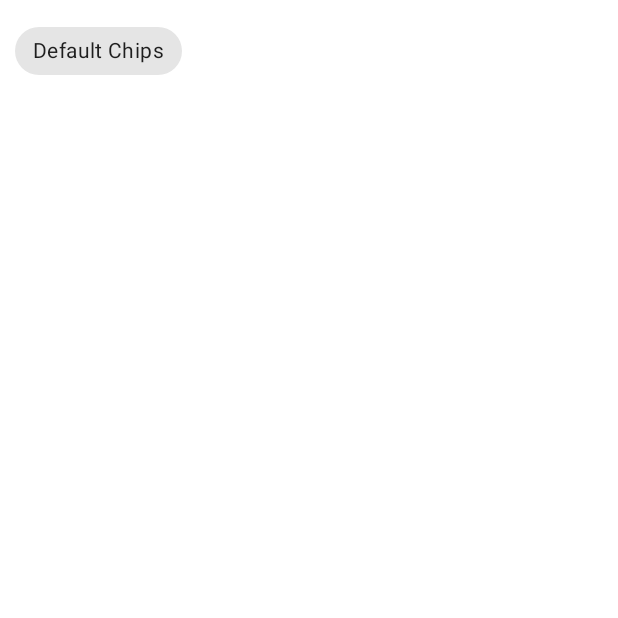
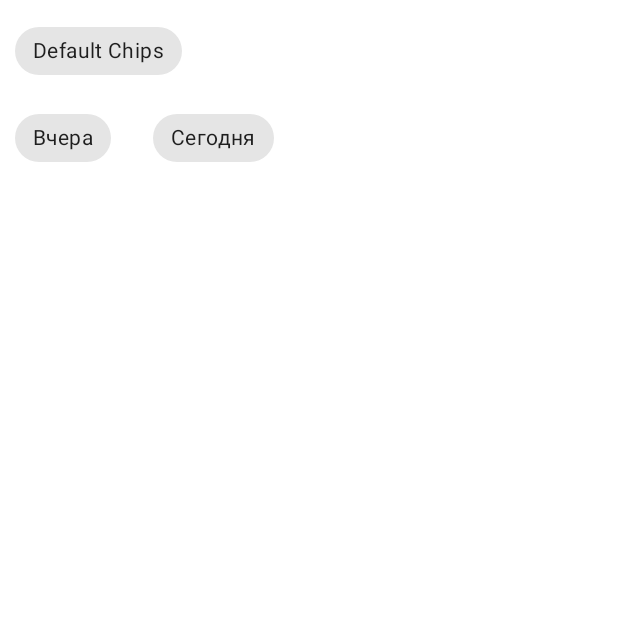
Before and after one commit to serbinav/gb_android_material_nasa, an Android app: the screen it shows after launch (MainActivity), after a tap on an icon or button, on a phone screen of 412 x 824 dp, the top half of it. Run offline under Robolectric (Android 15) with nearby library versions, the phone set to English and light mode, and no system bars.

Commit message:
мелкие правки верстки

```diff
--- a/app/src/main/res/layout/fragment_chips.xml
+++ b/app/src/main/res/layout/fragment_chips.xml
@@ -1,9 +1,10 @@
 <?xml version="1.0" encoding="utf-8"?>
-<FrameLayout xmlns:android="http://schemas.android.com/apk/res/android"
+<LinearLayout xmlns:android="http://schemas.android.com/apk/res/android"
     xmlns:tools="http://schemas.android.com/tools"
     android:layout_width="match_parent"
     android:layout_height="match_parent"
     android:background="@color/white"
+    android:orientation="vertical"
     tools:context=".Fragment_chips">
 
     <com.google.android.material.chip.Chip
@@ -12,4 +13,22 @@
         android:layout_margin="@dimen/default_margin"
         android:text="@string/default_chips_text" />
 
-</FrameLayout>
+    <com.google.android.material.chip.ChipGroup
+        android:id="@+id/chip_group"
+        android:layout_width="wrap_content"
+        android:layout_height="wrap_content">
+
+        <com.google.android.material.chip.Chip
+            android:layout_width="wrap_content"
+            android:layout_height="wrap_content"
+            android:layout_margin="@dimen/default_margin"
+            android:text="@string/chips_yesterday" />
+
+        <com.google.android.material.chip.Chip
+            android:layout_width="wrap_content"
+            android:layout_height="wrap_content"
+            android:layout_margin="@dimen/default_margin"
+            android:text="@string/chips_today" />
+    </com.google.android.material.chip.ChipGroup>
+
+</LinearLayout>
--- a/app/src/main/res/layout/fragment_main.xml
+++ b/app/src/main/res/layout/fragment_main.xml
@@ -24,7 +24,7 @@
             <com.google.android.material.textfield.TextInputEditText
                 android:layout_width="match_parent"
                 android:layout_height="wrap_content"
-            android:text="@string/default_text"/>
+                android:text="@string/default_text" />
 
         </com.google.android.material.textfield.TextInputLayout>
 
@@ -32,8 +32,8 @@
             android:id="@+id/img"
             android:layout_width="wrap_content"
             android:layout_height="wrap_content"
+            android:layout_margin="@dimen/default_margin"
             android:src="@drawable/ic_launcher_background"
-        android:layout_margin="@dimen/default_margin"
             app:layout_constraintLeft_toLeftOf="parent"
             app:layout_constraintRight_toRightOf="parent"
             app:layout_constraintTop_toBottomOf="@+id/text_edit" />
--- a/app/src/main/res/values/strings.xml
+++ b/app/src/main/res/values/strings.xml
@@ -3,4 +3,6 @@
     <string name="default_hint">Поиск в википедии</string>
     <string name="default_text">что такое Android</string>
     <string name="default_chips_text">Default Chips</string>
+    <string name="chips_today">Сегодня</string>
+    <string name="chips_yesterday">Вчера</string>
 </resources>
```
Lines whose indentation alone changed are shown as unchanged.
